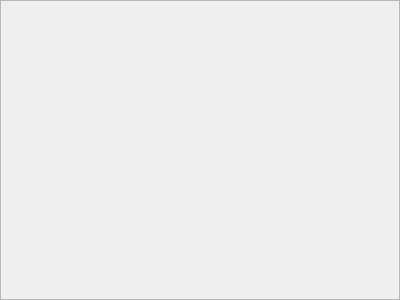
tomvodi/QTail, file src/gui/highlighting/FontPicker.ui: the form before one commit.
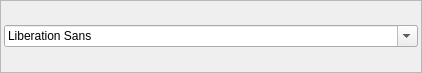
The form after the commit.

Commit message: added font combo box

The edit to the form file:
```diff
--- a/src/gui/highlighting/FontPicker.ui
+++ b/src/gui/highlighting/FontPicker.ui
@@ -9,8 +9,8 @@
    <rect>
     <x>0</x>
     <y>0</y>
-    <width>400</width>
-    <height>300</height>
+    <width>422</width>
+    <height>73</height>
    </rect>
   </property>
   <property name="frameShape">
@@ -19,5 +19,28 @@
   <property name="windowTitle">
    <string>Frame</string>
   </property>
+  <property name="frameShape">
+   <enum>QFrame::StyledPanel</enum>
+  </property>
+  <property name="frameShadow">
+   <enum>QFrame::Raised</enum>
+  </property>
+  <layout class="QHBoxLayout" name="horizontalLayout">
+   <property name="leftMargin">
+    <number>3</number>
+   </property>
+   <property name="topMargin">
+    <number>0</number>
+   </property>
+   <property name="rightMargin">
+    <number>3</number>
+   </property>
+   <property name="bottomMargin">
+    <number>0</number>
+   </property>
+   <item>
+    <widget class="QFontComboBox" name="fontComboBox"/>
+   </item>
+  </layout>
  </widget>
 </ui>
```
Left out of the diff: 10 changed lines with no effect on the pictures.
